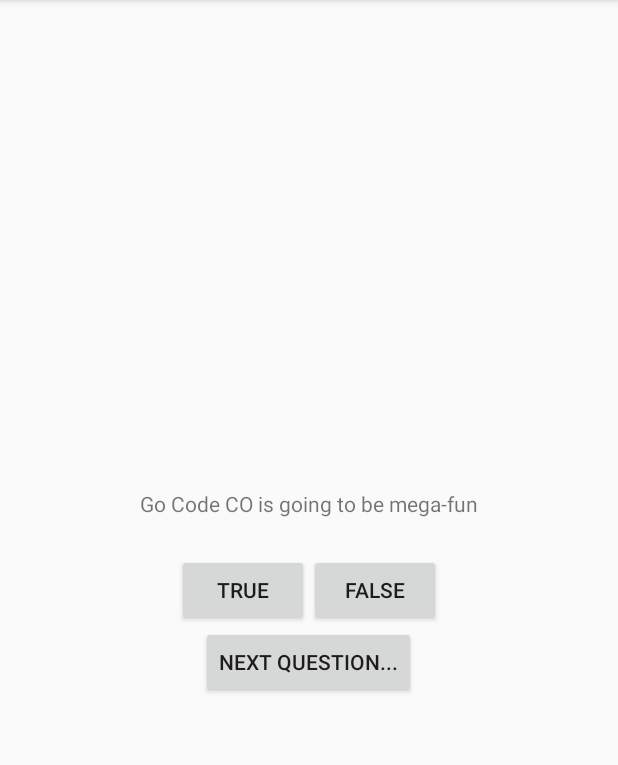
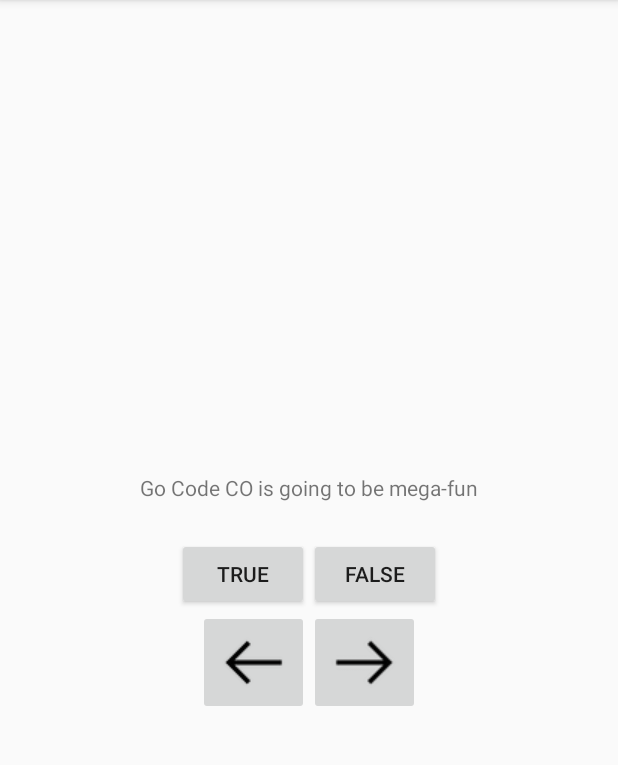
Before and after one commit to KateCatlin/BookYourFlight, an Android app: the screen it shows after launch (QuizActivity), after a tap on "TRUE", on a phone screen of 412 x 824 dp, the part 84-849 px from its top. Run offline under Robolectric (Android 15) with nearby library versions, the phone set to English and light mode, and no system bars.

Commit message:
Converting to imagebutton

```diff
--- a/app/src/main/java/com/example/katecatlin/geoquiz/QuizActivity.java
+++ b/app/src/main/java/com/example/katecatlin/geoquiz/QuizActivity.java
@@ -1,5 +1,6 @@
 package com.example.katecatlin.geoquiz;
 
+import android.media.Image;
 import android.net.Uri;
 import android.support.v7.app.AppCompatActivity;
 import android.os.Bundle;
@@ -7,6 +8,7 @@ import android.util.Log;
 import android.view.Menu;
 import android.view.View;
 import android.widget.Button;
+import android.widget.ImageButton;
 import android.widget.TextView;
 import android.widget.Toast;
 
@@ -20,7 +22,8 @@ public class QuizActivity extends AppCompatActivity {
 
     private Button TrueButton;
     private Button FalseButton;
-    private Button NextButton;
+    private ImageButton NextButton;
+    private ImageButton PreviousButton;
     private TextView QuestionTextView;
 
     private TrueFalse[] QuestionBank = new TrueFalse[]{
@@ -45,9 +48,9 @@ public class QuizActivity extends AppCompatActivity {
         int messageResId = 0;
 
         if (userPressedTrue == answerIsTrue) {
-            Log.d(TAG, "answerIsTrue is registered as true");
+            messageResId = R.string.correct_toast;
         } else {
-            Log.d(TAG, "answerIsTrue is registered as false");
+            messageResId = R.string.incorrect_toast;
         }
 
         Toast.makeText(this, messageResId, Toast.LENGTH_SHORT).show();
@@ -76,7 +79,7 @@ public class QuizActivity extends AppCompatActivity {
             }
         });
 
-        NextButton = (Button)findViewById(R.id.next_button);
+        NextButton = (ImageButton)findViewById(R.id.next_button);
         NextButton.setOnClickListener(new View.OnClickListener(){
             @Override
             public void onClick(View view){
--- a/app/src/main/res/layout/activity_quiz.xml
+++ b/app/src/main/res/layout/activity_quiz.xml
@@ -36,11 +36,26 @@
 
     </LinearLayout>
 
-    <Button
+    <LinearLayout
+        android:layout_width="wrap_content"
+        android:layout_height="wrap_content"
+        android:orientation="horizontal"
+        >
+
+    <ImageButton
+        android:id="@+id/previous_button"
+        android:layout_width="wrap_content"
+        android:layout_height="wrap_content"
+        android:src="@drawable/left_arrow2"
+        />
+
+    <ImageButton
         android:id="@+id/next_button"
         android:layout_width="wrap_content"
         android:layout_height="wrap_content"
-        android:text="@string/next_button"
+        android:src="@drawable/right_arrow2"
         />
 
+    </LinearLayout>
+
 </LinearLayout>
--- a/app/src/main/res/values/strings.xml
+++ b/app/src/main/res/values/strings.xml
@@ -5,7 +5,7 @@
     <string name="false_button">False</string>
     <string name="correct_toast">Correct!</string>
     <string name="incorrect_toast">Incorrect!</string>
-    <string name="next_button">Next Question...</string>
+    <string name="next_button">Next Question</string>
 
     <string name="question_GCC"> Go Code CO is going to be mega-fun </string>
     <string name="question_weather">Detroit is warmer than Denver right now</string>
```
Also changed, not shown: app/src/main/res/drawable/left_arrow.png (added), app/src/main/res/drawable/left_arrow2.png (added), app/src/main/res/drawable/right_arrow.png (added), app/src/main/res/drawable/right_arrow2.png (added).
